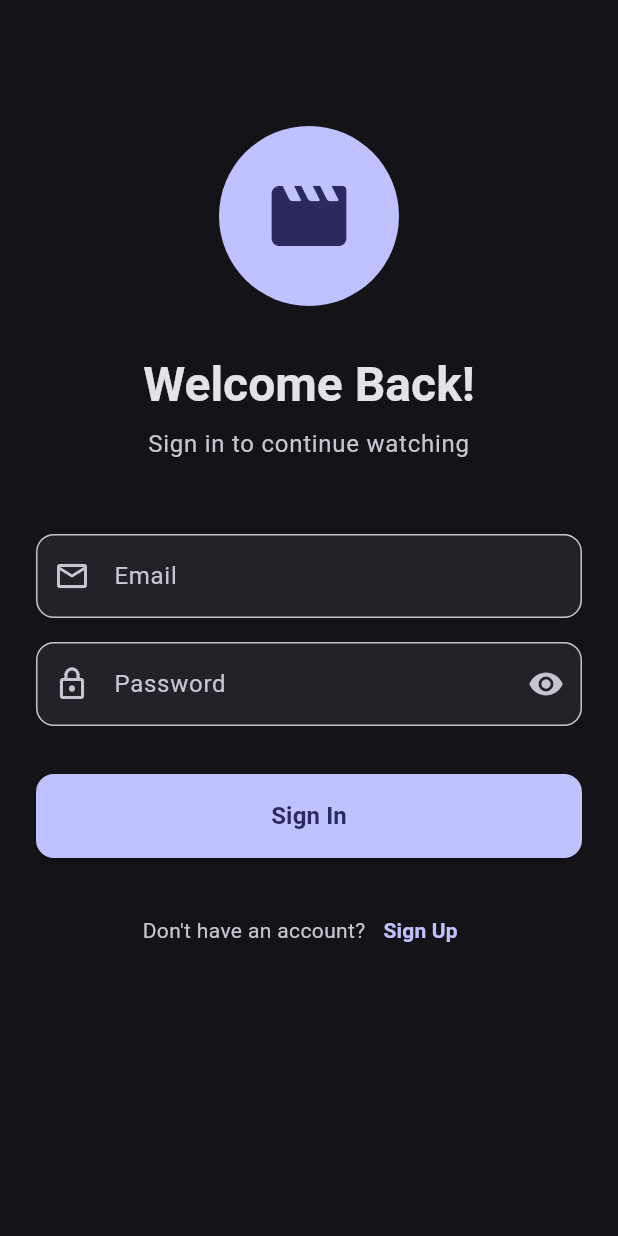
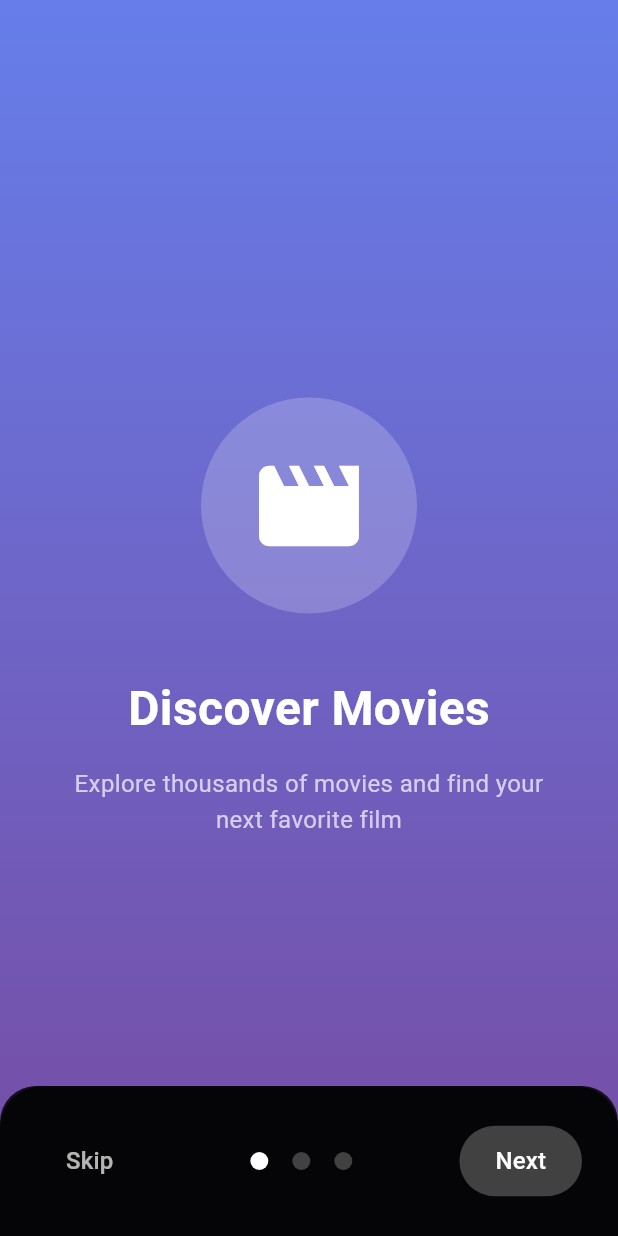
Before and after one commit to sants21/movie-review-app, a Flutter app: the screen it shows after launch, on a phone screen of 412 x 824 dp. Run offline on Flutter 3.47's test engine with Material 3 defaults, Android fonts, the phone set to English and light mode, and no system bars; drawn by our look-alikes of smooth_page_indicator; our stand-ins replace firebase_auth, firebase_core, shared_preferences; accounts and stored records are empty.

Commit message:
feat: on boarding process

```diff
--- a/lib/main.dart
+++ b/lib/main.dart
@@ -2,16 +2,22 @@ import 'package:flutter/material.dart';
 import 'package:firebase_core/firebase_core.dart';
 import 'package:firebase_auth/firebase_auth.dart';
 import 'package:movie_review_app/screens/main_screen.dart';
+import 'package:movie_review_app/screens/onboarding/onboarding_screen.dart';
+import 'package:shared_preferences/shared_preferences.dart';
 import 'screens/auth/login_screen.dart';
 
 void main() async {
   WidgetsFlutterBinding.ensureInitialized();
+  final prefs = await SharedPreferences.getInstance();
+  final bool shallShowHomeScreen = prefs.getBool('onboarding_completed') ?? false;
   await Firebase.initializeApp();
-  runApp(const MyApp());
+  runApp(MyApp(onboarding_completed: shallShowHomeScreen,));
 }
 
 class MyApp extends StatelessWidget {
-  const MyApp({super.key});
+  const MyApp({super.key, required this.onboarding_completed});
+
+  final bool onboarding_completed;
 
   @override
   Widget build(BuildContext context) {
@@ -42,7 +48,7 @@ class MyApp extends StatelessWidget {
           elevation: 8,
         ),
       ),
-      home: const AuthGate(),
+      home: onboarding_completed ? const AuthGate() : const OnboardingScreen(),
     );
   }
 }
--- a/lib/screens/onboarding/onboarding_pages.dart
+++ b/lib/screens/onboarding/onboarding_pages.dart
@@ -0,0 +1,148 @@
+import 'package:flutter/material.dart';
+
+final onboardingPages = [
+  Container(
+    decoration: const BoxDecoration(
+      gradient: LinearGradient(
+        begin: Alignment.topCenter,
+        end: Alignment.bottomCenter,
+        colors: [Color(0xFF667EEA), Color(0xFF764BA2)],
+      ),
+    ),
+    child: Column(
+      mainAxisAlignment: MainAxisAlignment.center,
+      children: [
+        Container(
+          padding: const EdgeInsets.all(32),
+          decoration: BoxDecoration(
+            color: Colors.white.withOpacity(0.2),
+            shape: BoxShape.circle,
+          ),
+          child: const Icon(
+            Icons.movie,
+            size: 80,
+            color: Colors.white,
+          ),
+        ),
+        const SizedBox(height: 40),
+        const Text(
+          "Discover Movies",
+          style: TextStyle(
+            fontSize: 32,
+            fontWeight: FontWeight.bold,
+            color: Colors.white,
+          ),
+        ),
+        const SizedBox(height: 16),
+        const Padding(
+          padding: EdgeInsets.symmetric(horizontal: 40),
+          child: Text(
+            "Explore thousands of movies and find your next favorite film",
+            textAlign: TextAlign.center,
+            style: TextStyle(
+              fontSize: 16,
+              color: Colors.white70,
+              height: 1.5,
+            ),
+          ),
+        ),
+      ],
+    ),
+  ),
+  Container(
+    decoration: const BoxDecoration(
+      gradient: LinearGradient(
+        begin: Alignment.topCenter,
+        end: Alignment.bottomCenter,
+        colors: [Color(0xFFf093fb), Color(0xFFf5576c)],
+      ),
+    ),
+    child: Column(
+      mainAxisAlignment: MainAxisAlignment.center,
+      children: [
+        Container(
+          padding: const EdgeInsets.all(32),
+          decoration: BoxDecoration(
+            color: Colors.white.withOpacity(0.2),
+            shape: BoxShape.circle,
+          ),
+          child: const Icon(
+            Icons.rate_review,
+            size: 80,
+            color: Colors.white,
+          ),
+        ),
+        const SizedBox(height: 40),
+        const Text(
+          "Share Reviews",
+          style: TextStyle(
+            fontSize: 32,
+            fontWeight: FontWeight.bold,
+            color: Colors.white,
+          ),
+        ),
+        const SizedBox(height: 16),
+        const Padding(
+          padding: EdgeInsets.symmetric(horizontal: 40),
+          child: Text(
+            "Write detailed reviews and read what others think about movies",
+            textAlign: TextAlign.center,
+            style: TextStyle(
+              fontSize: 16,
+              color: Colors.white70,
+              height: 1.5,
+            ),
+          ),
+        ),
+      ],
+    ),
+  ),
+  Container(
+    decoration: const BoxDecoration(
+      gradient: LinearGradient(
+        begin: Alignment.topCenter,
+        end: Alignment.bottomCenter,
+        colors: [Color(0xFF4facfe), Color(0xFF00f2fe)],
+      ),
+    ),
+    child: Column(
+      mainAxisAlignment: MainAxisAlignment.center,
+      children: [
+        Container(
+          padding: const EdgeInsets.all(32),
+          decoration: BoxDecoration(
+            color: Colors.white.withOpacity(0.2),
+            shape: BoxShape.circle,
+          ),
+          child: const Icon(
+            Icons.favorite,
+            size: 80,
+            color: Colors.white,
+          ),
+        ),
+        const SizedBox(height: 40),
+        const Text(
+          "Save Favorites",
+          style: TextStyle(
+            fontSize: 32,
+            fontWeight: FontWeight.bold,
+            color: Colors.white,
+          ),
+        ),
+        const SizedBox(height: 16),
+        const Padding(
+          padding: EdgeInsets.symmetric(horizontal: 40),
+          child: Text(
+            "Build your personal collection of movies you love and want to watch",
+            textAlign: TextAlign.center,
+            style: TextStyle(
+              fontSize: 16,
+              color: Colors.white70,
+              height: 1.5,
+            ),
+          ),
+        ),
+      ],
+    ),
+  ),
+];
--- a/lib/screens/onboarding/onboarding_screen.dart
+++ b/lib/screens/onboarding/onboarding_screen.dart
@@ -0,0 +1,116 @@
+import 'package:flutter/material.dart';
+import 'package:shared_preferences/shared_preferences.dart';
+import 'package:smooth_page_indicator/smooth_page_indicator.dart';
+import 'package:movie_review_app/main.dart';
+import 'onboarding_pages.dart';
+
+class OnboardingScreen extends StatefulWidget {
+  const OnboardingScreen({super.key});
+
+  @override
+  State<OnboardingScreen> createState() => _OnboardingScreenState();
+}
+
+class _OnboardingScreenState extends State<OnboardingScreen> {
+  final controller = PageController();
+  bool isLastPage = false;
+
+  @override
+  Widget build(BuildContext context) {
+    return Scaffold(
+      body: PageView(
+        controller: controller,
+        onPageChanged: (index) {
+          setState(() => isLastPage = index == 2);
+        },
+        children: onboardingPages,
+      ),
+      bottomSheet: Container(
+        padding: const EdgeInsets.symmetric(horizontal: 24, vertical: 16),
+        height: 100,
+        decoration: BoxDecoration(
+          color: Colors.black.withOpacity(0.8),
+          borderRadius: const BorderRadius.only(
+            topLeft: Radius.circular(24),
+            topRight: Radius.circular(24),
+          ),
+        ),
+        child: Row(
+          mainAxisAlignment: MainAxisAlignment.spaceBetween,
+          children: [
+            TextButton(
+              style: TextButton.styleFrom(
+                foregroundColor: Colors.white70,
+                padding: const EdgeInsets.symmetric(horizontal: 20, vertical: 12),
+              ),
+              child: const Text(
+                "Skip",
+                style: TextStyle(fontSize: 16),
+              ),
+              onPressed: () => controller.jumpToPage(2),
+            ),
+            Center(
+              child: SmoothPageIndicator(
+                controller: controller,
+                count: 3,
+                effect: const WormEffect(
+                  dotColor: Colors.white24,
+                  activeDotColor: Colors.white,
+                  dotHeight: 12,
+                  dotWidth: 12,
+                  spacing: 16,
+                ),
+              ),
+            ),
+            isLastPage
+                ? ElevatedButton(
+              style: ElevatedButton.styleFrom(
+                backgroundColor: Colors.white,
+                foregroundColor: Colors.black,
+                padding: const EdgeInsets.symmetric(horizontal: 24, vertical: 12),
+                shape: RoundedRectangleBorder(
+                  borderRadius: BorderRadius.circular(24),
+                ),
+                elevation: 4,
+              ),
+              child: const Text(
+                "Start",
+                style: TextStyle(
+                  fontSize: 16,
+                  fontWeight: FontWeight.bold,
+                ),
+              ),
+              onPressed: () async {
+                final prefs = await SharedPreferences.getInstance();
+                prefs.setBool('onboarding_completed', true);
+                if (!mounted) return;
+                Navigator.of(context).pushReplacement(
+                  MaterialPageRoute(builder: (_) => const AuthGate()),
+                );
+              },
+            )
+                : ElevatedButton(
+              style: ElevatedButton.styleFrom(
+                backgroundColor: Colors.white24,
+                foregroundColor: Colors.white,
+                padding: const EdgeInsets.symmetric(horizontal: 24, vertical: 12),
+                shape: RoundedRectangleBorder(
+                  borderRadius: BorderRadius.circular(24),
+                ),
+                elevation: 0,
+              ),
+              child: const Text(
+                "Next",
+                style: TextStyle(fontSize: 16),
+              ),
+              onPressed: () => controller.nextPage(
+                duration: const Duration(milliseconds: 500),
+                curve: Curves.ease,
+              ),
+            ),
+          ],
+        ),
+      ),
+    );
+  }
+}
--- a/pubspec.yaml
+++ b/pubspec.yaml
@@ -31,6 +31,7 @@ dependencies:
   flutter:
     sdk: flutter
 
+
   # The following adds the Cupertino Icons font to your application.
   # Use with the CupertinoIcons class for iOS style icons.
   cupertino_icons: ^1.0.8
@@ -38,6 +39,9 @@ dependencies:
   firebase_auth: ^5.6.2
   cloud_firestore: ^5.6.11
   http: ^1.4.0
+  smooth_page_indicator: ^1.1.0
+  shared_preferences: ^2.2.2
+
 
 dev_dependencies:
   flutter_test:
```
Also changed, not shown: pubspec.lock.
